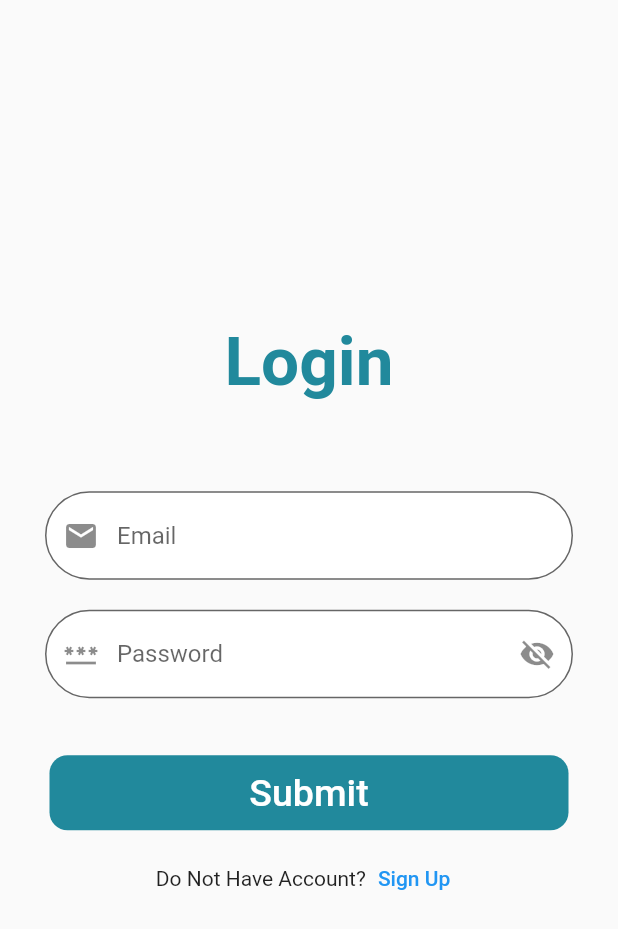
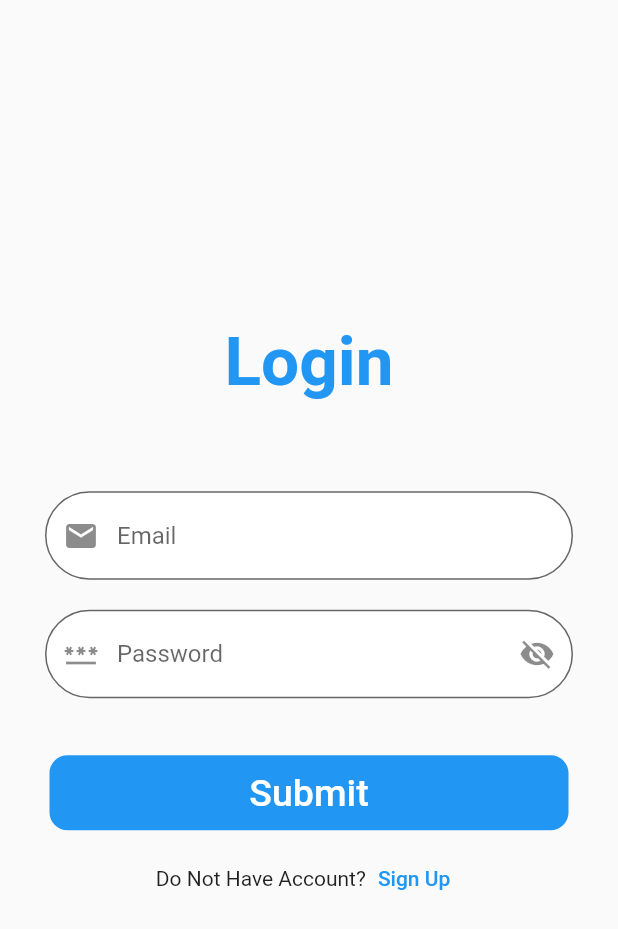
Before and after one commit to baljinder0630/paw_prints, a Flutter app: the screen it shows after launch, after a tap on "Submit", after a tap on "Login", on a phone screen of 412 x 824 dp. Shown: the top 929 px of the screen. Run offline on Flutter 3.47's test engine with Material 2 defaults, Android fonts, the phone set to English and light mode, and no system bars; our stand-ins replace animated_bottom_navigation_bar, cloud_firestore, firebase_auth, firebase_core, firebase_storage, flutter_svg and 4 more; missing offline and left inert: dart:ffi; accounts and stored records are empty; network calls fail.

Commit message:
my commit

```diff
--- a/lib/Pages/loginpage.dart
+++ b/lib/Pages/loginpage.dart
@@ -90,7 +90,7 @@ class _LoginPage extends State<LoginPage> {
                     Text(
                       """Login""",
                       style: TextStyle(
-                          color: Color(0xFF21899C),
+                          color: Theme.of(context).primaryColor,
                           fontSize: 45,
                           fontWeight: FontWeight.bold),
                     ),
@@ -123,7 +123,7 @@ class _LoginPage extends State<LoginPage> {
                                 borderRadius: BorderRadius.all(
                                   Radius.circular(80.0),
                                 ),
-                                borderSide: BorderSide(color: Colors.teal)),
+                                borderSide: BorderSide(color: Theme.of(context).primaryColor)),
                           ),
                         )),
                     SizedBox(
@@ -164,7 +164,7 @@ class _LoginPage extends State<LoginPage> {
                                 borderRadius: BorderRadius.all(
                                   Radius.circular(80.0),
                                 ),
-                                borderSide: BorderSide(color: Colors.teal)),
+                                borderSide: BorderSide(color: Theme.of(context).primaryColor)),
                           ),
                         )),
                     SizedBox(
@@ -188,7 +188,7 @@ class _LoginPage extends State<LoginPage> {
                           width: MediaQuery.of(context).size.width,
                           decoration: BoxDecoration(
                             borderRadius: BorderRadius.circular(12),
-                            color: Color(0xFF21899C),
+                            color: Theme.of(context).primaryColor,
                           ),
                           child: Center(
                               child: Text(
--- a/lib/Pages/splashScreen.dart
+++ b/lib/Pages/splashScreen.dart
@@ -47,7 +47,7 @@ class _SplashScreenState extends State<SplashScreen> {
           mainAxisAlignment: MainAxisAlignment.center,
           crossAxisAlignment: CrossAxisAlignment.center,
           children: [
-            logo(160, 160),
+            logo(200, 200),
             const SizedBox(
               height: 50,
             ),
@@ -63,7 +63,7 @@ class _SplashScreenState extends State<SplashScreen> {
       height: height_,
       width: width_,
       child: Lottie.network(
-          'https://assets7.lottiefiles.com/packages/lf20_32v7KqVd8G.json'),
+          'https://assets8.lottiefiles.com/packages/lf20_2ixzdfvy.json'),
     );
     //  return SvgPicture.asset(
     //    'assets/doggy.svg',
@@ -77,7 +77,7 @@ class _SplashScreenState extends State<SplashScreen> {
       TextSpan(
         style: TextStyle(
           fontSize: fontSize,
-          color: const Color(0xFF21899C),
+          color: Theme.of(context).primaryColor,
           letterSpacing: 3,
           height: 1.03,
         ),
@@ -98,7 +98,7 @@ class _SplashScreenState extends State<SplashScreen> {
             text: 'PetAdoptionApp',
             style: TextStyle(
               fontWeight: FontWeight.w800,
-              color: Color(0xFF0C1446),
+              color: Colors.amber,
             ),
           ),
         ],
--- a/lib/main.dart
+++ b/lib/main.dart
@@ -25,7 +25,7 @@ class MyApp extends StatelessWidget {
       // ),
       darkTheme: ThemeData(
         brightness: Brightness.dark,
-        primaryColor: const Color(0xFF21899C),
+        primaryColor: Colors.amber,
       ),
       debugShowCheckedModeBanner: false,
       home: SplashScreen(),
```
Also changed, not shown: pubspec.lock.
